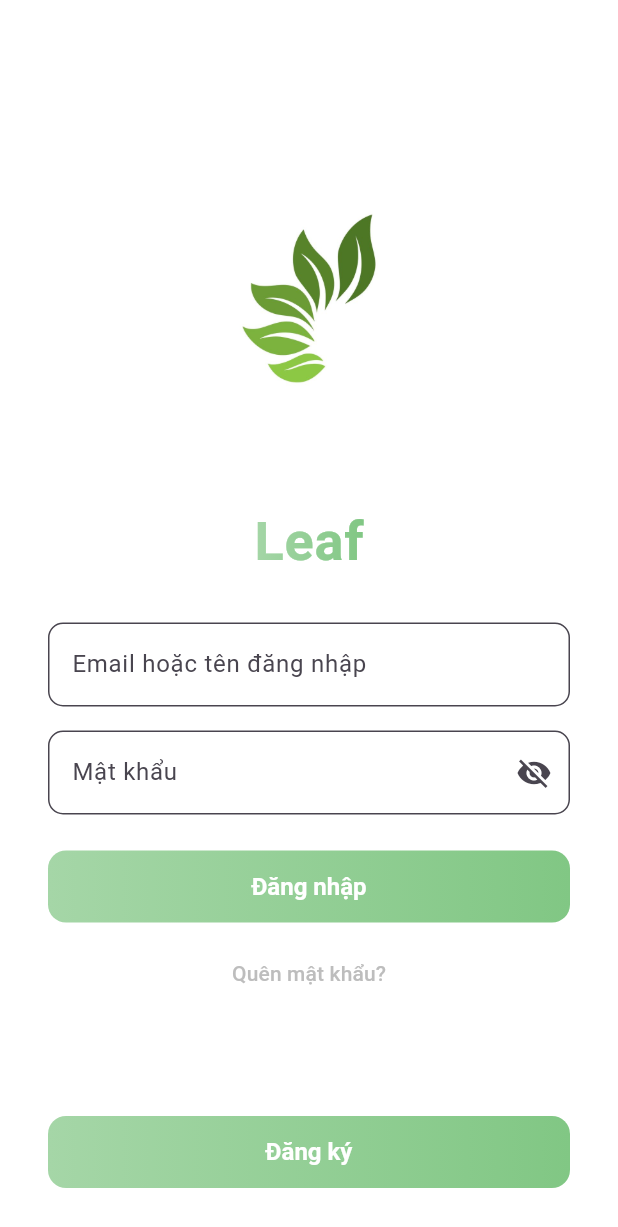
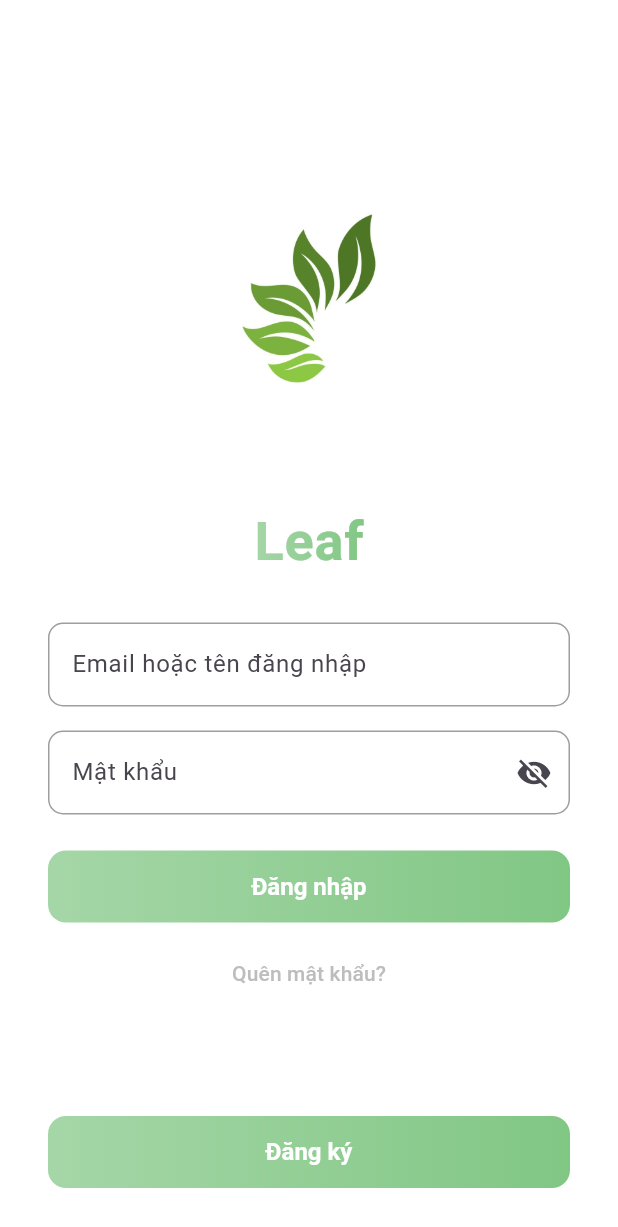
Before and after one commit to Duy1508/Android-app, a Flutter app: the screen it shows after launch, on a phone screen of 412 x 824 dp. Shown: the top 1227 px of the screen. Run offline on Flutter 3.47's test engine with Material 3 defaults, Android fonts, the phone set to English and light mode, and no system bars; our stand-ins replace cloud_firestore, firebase_auth, firebase_core, firebase_messaging, firebase_storage, image_picker; accounts and stored records are empty.

Commit message:
13:45 14/12

```diff
--- a/lib/screens/feed_screen.dart
+++ b/lib/screens/feed_screen.dart
@@ -2,6 +2,7 @@ import 'package:flutter/material.dart';
 import 'package:cloud_firestore/cloud_firestore.dart';
 import 'package:firebase_auth/firebase_auth.dart';
 import 'comment_screen.dart';
+import 'package:intl/intl.dart';
 
 class FeedScreen extends StatefulWidget {
   const FeedScreen({super.key});
@@ -175,11 +176,12 @@ class _FeedScreenState extends State<FeedScreen> {
                             title: Text(name),
                             subtitle: Text(
                               post['createdAt'] != null
-                                  ? (post['createdAt'] as Timestamp)
-                                  .toDate()
-                                  .toString()
+                                  ? DateFormat('dd/MM/yyyy HH:mm').format(
+                                (post['createdAt'] as Timestamp).toDate(),
+                              )
                                   : '',
                             ),
+
                             trailing: currentUser != null &&
                                 currentUser.uid == postUserId
                                 ? PopupMenuButton<String>(
--- a/lib/screens/welcome_screen.dart
+++ b/lib/screens/welcome_screen.dart
@@ -16,8 +16,14 @@ class _WelcomeScreenState extends State<WelcomeScreen> {
   final _auth = FirebaseAuth.instance;
   final TextEditingController _usernameController = TextEditingController();
   final TextEditingController _passwordController = TextEditingController();
+  final FocusNode _usernameFocus = FocusNode();
+  final FocusNode _passwordFocus = FocusNode();
+
   bool _obscurePassword = true;
   String error = '';
+
+  double _loginScale = 1.0;
+  double _registerScale = 1.0;
 
   Future<void> _login() async {
     try {
@@ -42,9 +48,73 @@ class _WelcomeScreenState extends State<WelcomeScreen> {
     }
   }
 
+  Widget _scaleButton({
+    required String text,
+    required VoidCallback onPressed,
+    required double scale,
+    required Function(double) onScaleChange,
+  }) {
+    return GestureDetector(
+      onTapDown: (_) => onScaleChange(0.95),
+      onTapUp: (_) => onScaleChange(1.0),
+      onTapCancel: () => onScaleChange(1.0),
+      child: AnimatedScale(
+        scale: scale,
+        duration: const Duration(milliseconds: 150),
+        child: Container(
+          width: double.infinity,
+          height: 48,
+          decoration: BoxDecoration(
+            gradient: const LinearGradient(
+              colors: [Color(0xFFA5D6A7), Color(0xFF81C784)],
+            ),
+            borderRadius: BorderRadius.circular(12),
+          ),
+          child: ElevatedButton(
+            style: ElevatedButton.styleFrom(
+              backgroundColor: Colors.transparent,
+              shadowColor: Colors.transparent,
+              splashFactory: InkRipple.splashFactory,
+              shape: RoundedRectangleBorder(
+                  borderRadius: BorderRadius.circular(12)),
+              textStyle:
+              const TextStyle(fontSize: 16, fontWeight: FontWeight.bold),
+            ),
+            onPressed: onPressed,
+            child: Text(
+              text,
+              style: const TextStyle(color: Colors.white),
+            ),
+          ),
+        ),
+      ),
+    );
+  }
+
+  InputDecoration _inputDecoration(String label, FocusNode focusNode) {
+    return InputDecoration(
+      labelText: label,
+      filled: true,
+      fillColor: Colors.white,
+      border: OutlineInputBorder(
+        borderRadius: BorderRadius.circular(10),
+      ),
+      enabledBorder: OutlineInputBorder(
+        borderRadius: BorderRadius.circular(10),
+        borderSide: const BorderSide(color: Colors.grey, width: 1),
+      ),
+      focusedBorder: OutlineInputBorder(
+        borderRadius: BorderRadius.circular(10),
+        borderSide: const BorderSide(
+          color: Color(0xFF81C784), // xanh lá khi focus
+          width: 2,
+        ),
+      ),
+    );
+  }
+
   @override
   Widget build(BuildContext context) {
-    final colorScheme = Theme.of(context).colorScheme;
     final isDark = Theme.of(context).brightness == Brightness.dark;
 
     return Scaffold(
@@ -65,84 +135,63 @@ class _WelcomeScreenState extends State<WelcomeScreen> {
                       fit: BoxFit.contain,
                     ),
                     const SizedBox(height: 12),
-                    // Gradient text cho chữ Leaf
                     ShaderMask(
                       shaderCallback: (bounds) => const LinearGradient(
                         colors: [Color(0xFFA5D6A7), Color(0xFF81C784)],
-                      ).createShader(Rect.fromLTWH(0, 0, bounds.width, bounds.height)),
+                      ).createShader(
+                          Rect.fromLTWH(0, 0, bounds.width, bounds.height)),
                       child: Text(
                         'Leaf',
-                        style: Theme.of(context).textTheme.displaySmall?.copyWith(
+                        style: Theme.of(context)
+                            .textTheme
+                            .displaySmall
+                            ?.copyWith(
                           fontWeight: FontWeight.bold,
                           letterSpacing: 0.5,
-                          color: Colors.white, // màu gốc sẽ bị gradient che
+                          color: Colors.white,
                         ),
                       ),
                     ),
                     const SizedBox(height: 32),
                     TextField(
                       controller: _usernameController,
-                      decoration: InputDecoration(
-                        labelText: 'Email hoặc tên đăng nhập',
-                        filled: true,
-                        fillColor: Theme.of(context).inputDecorationTheme.fillColor ??
-                            (isDark ? const Color(0xFF262626) : Colors.white),
-                        border: OutlineInputBorder(
-                          borderRadius: BorderRadius.circular(10),
-                        ),
-                      ),
+                      focusNode: _usernameFocus,
+                      decoration: _inputDecoration(
+                          'Email hoặc tên đăng nhập', _usernameFocus),
                     ),
                     const SizedBox(height: 16),
                     TextField(
                       controller: _passwordController,
+                      focusNode: _passwordFocus,
                       obscureText: _obscurePassword,
-                      decoration: InputDecoration(
-                        labelText: 'Mật khẩu',
-                        filled: true,
-                        fillColor: Theme.of(context).inputDecorationTheme.fillColor ??
-                            (isDark ? const Color(0xFF262626) : Colors.white),
-                        border: OutlineInputBorder(
-                          borderRadius: BorderRadius.circular(10),
-                        ),
+                      decoration: _inputDecoration('Mật khẩu', _passwordFocus)
+                          .copyWith(
                         suffixIcon: IconButton(
                           icon: Icon(
-                            _obscurePassword ? Icons.visibility_off : Icons.visibility,
+                            _obscurePassword
+                                ? Icons.visibility_off
+                                : Icons.visibility,
                           ),
                           onPressed: () {
-                            setState(() => _obscurePassword = !_obscurePassword);
+                            setState(() =>
+                            _obscurePassword = !_obscurePassword);
                           },
                         ),
                       ),
                     ),
                     const SizedBox(height: 24),
-                    Container(
-                      width: double.infinity,
-                      height: 48,
-                      decoration: BoxDecoration(
-                        gradient: const LinearGradient(
-                          colors: [Color(0xFFA5D6A7), Color(0xFF81C784)],
-                        ),
-                        borderRadius: BorderRadius.circular(12),
-                      ),
-                      child: ElevatedButton(
-                        style: ElevatedButton.styleFrom(
-                          backgroundColor: Colors.transparent,
-                          shadowColor: Colors.transparent,
-                          splashFactory: NoSplash.splashFactory,
-                          shape: RoundedRectangleBorder(borderRadius: BorderRadius.circular(12)),
-                          textStyle: const TextStyle(fontSize: 16, fontWeight: FontWeight.bold),
-                        ),
-                        onPressed: _login,
-                        child: const Text(
-                          'Đăng nhập',
-                          style: TextStyle(color: Colors.white), // chữ trắng
-                        ),
-                      ),
+                    _scaleButton(
+                      text: 'Đăng nhập',
+                      onPressed: _login,
+                      scale: _loginScale,
+                      onScaleChange: (val) =>
+                          setState(() => _loginScale = val),
                     ),
                     if (error.isNotEmpty)
                       Padding(
                         padding: const EdgeInsets.only(top: 8),
-                        child: Text(error, style: const TextStyle(color: Colors.red)),
+                        child: Text(error,
+                            style: const TextStyle(color: Colors.red)),
                       ),
                     const SizedBox(height: 10),
                     TextButton(
@@ -150,7 +199,9 @@ class _WelcomeScreenState extends State<WelcomeScreen> {
                       child: Text(
                         'Quên mật khẩu?',
                         style: TextStyle(
-                          color: isDark ? Colors.grey[400] : const Color(0xFFBDBDBD),
+                          color: isDark
+                              ? Colors.grey[400]
+                              : const Color(0xFFBDBDBD),
                           fontWeight: FontWeight.w500,
                         ),
                       ),
@@ -160,32 +211,16 @@ class _WelcomeScreenState extends State<WelcomeScreen> {
               ),
               Padding(
                 padding: const EdgeInsets.only(bottom: 32),
-                child: Container(
-                  width: double.infinity,
-                  height: 48,
-                  decoration: BoxDecoration(
-                    gradient: const LinearGradient(
-                      colors: [Color(0xFFA5D6A7), Color(0xFF81C784)],
-                    ),
-                    borderRadius: BorderRadius.circular(12),
+                child: _scaleButton(
+                  text: 'Đăng ký',
+                  onPressed: () => Navigator.push(
+                    context,
+                    MaterialPageRoute(
+                        builder: (_) => const RegisterScreen()),
                   ),
-                  child: ElevatedButton(
-                    style: ElevatedButton.styleFrom(
-                      backgroundColor: Colors.transparent,
-                      shadowColor: Colors.transparent,
-                      splashFactory: NoSplash.splashFactory,
-                      shape: RoundedRectangleBorder(borderRadius: BorderRadius.circular(12)),
-                      textStyle: const TextStyle(fontSize: 16, fontWeight: FontWeight.bold),
-                    ),
-                    onPressed: () => Navigator.push(
-                      context,
-                      MaterialPageRoute(builder: (_) => const RegisterScreen()),
-                    ),
-                    child: const Text(
-                      'Đăng ký',
-                      style: TextStyle(color: Colors.white), // chữ trắng
-                    ),
-                  ),
+                  scale: _registerScale,
+                  onScaleChange: (val) =>
+                      setState(() => _registerScale = val),
                 ),
               ),
             ],
```
